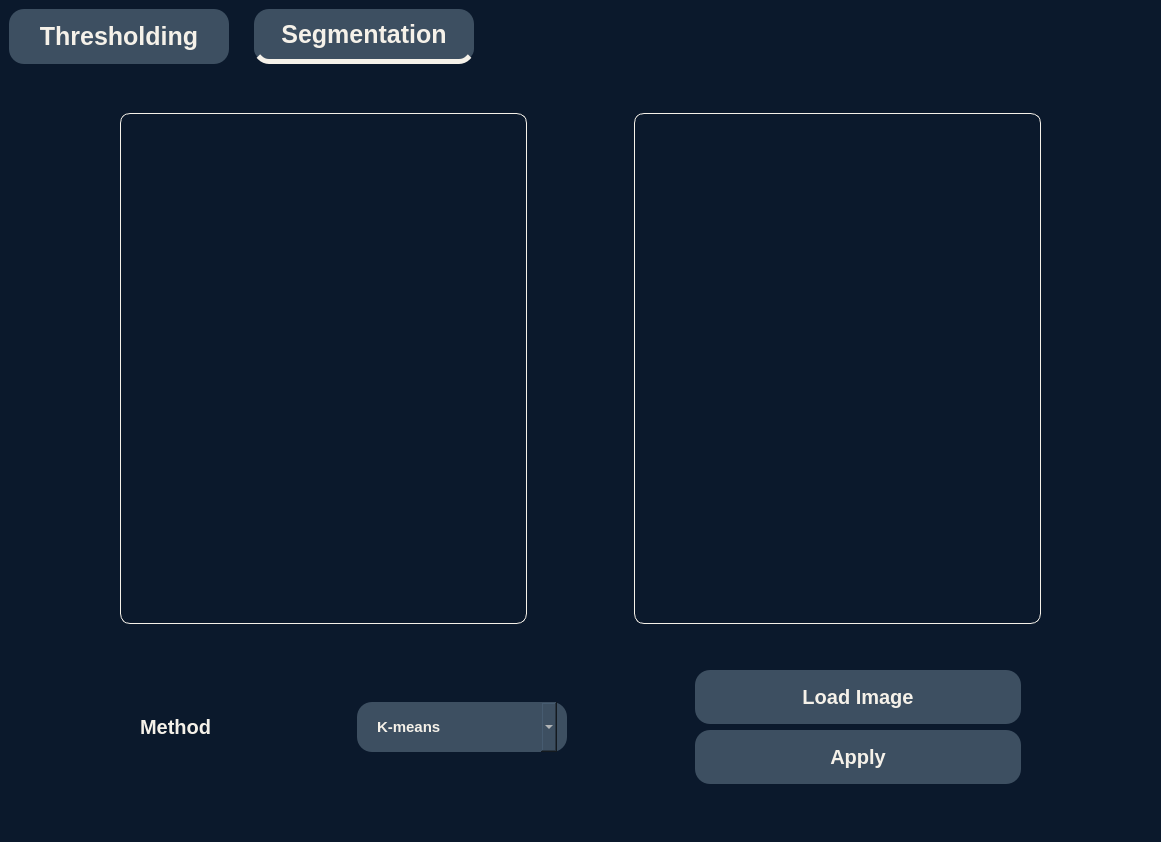
The window that main.ui (AhmeedRaafatt/Image-Thresholding-Segmentation) describes before a commit, drawn with Qt 5.
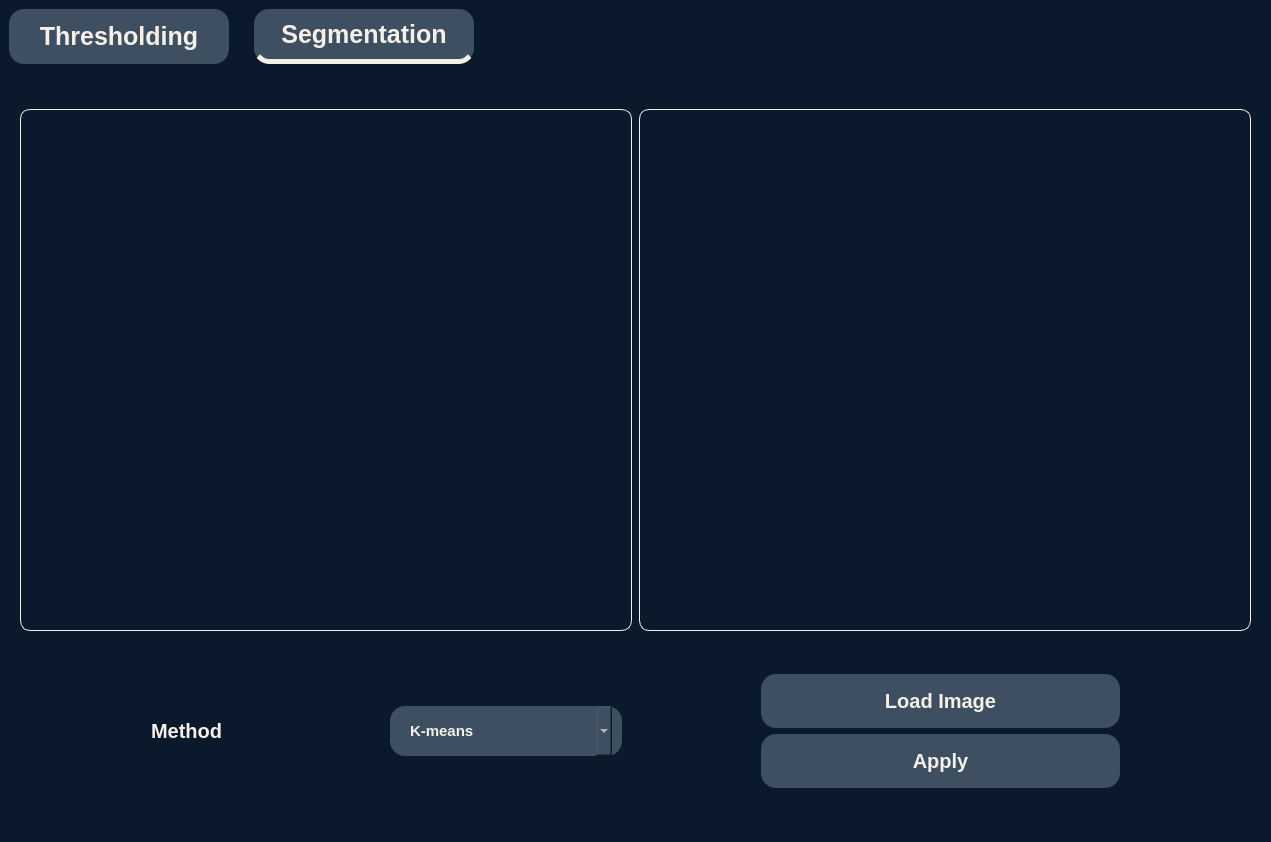
The same window after the commit. The open tabs and pages were chosen to show the change.

```diff
--- a/main.ui
+++ b/main.ui
@@ -6,7 +6,7 @@
    <rect>
     <x>0</x>
     <y>0</y>
-    <width>1161</width>
+    <width>1271</width>
     <height>842</height>
    </rect>
   </property>
@@ -394,6 +394,18 @@
             </item>
             <item>
              <widget class="QLabel" name="seg_original_img">
+              <property name="minimumSize">
+               <size>
+                <width>612</width>
+                <height>522</height>
+               </size>
+              </property>
+              <property name="maximumSize">
+               <size>
+                <width>612</width>
+                <height>522</height>
+               </size>
+              </property>
               <property name="styleSheet">
                <string notr="true">border:1px solid #f5f1e9;
 border-radius:10px;
@@ -419,6 +431,18 @@
             </item>
             <item>
              <widget class="QLabel" name="seg_output_img">
+              <property name="minimumSize">
+               <size>
+                <width>612</width>
+                <height>522</height>
+               </size>
+              </property>
+              <property name="maximumSize">
+               <size>
+                <width>612</width>
+                <height>522</height>
+               </size>
+              </property>
               <property name="styleSheet">
                <string notr="true">border:1px solid #f5f1e9;
 border-radius:10px;
```
Left out of the diff: 14 changed lines with no effect on the pictures.
